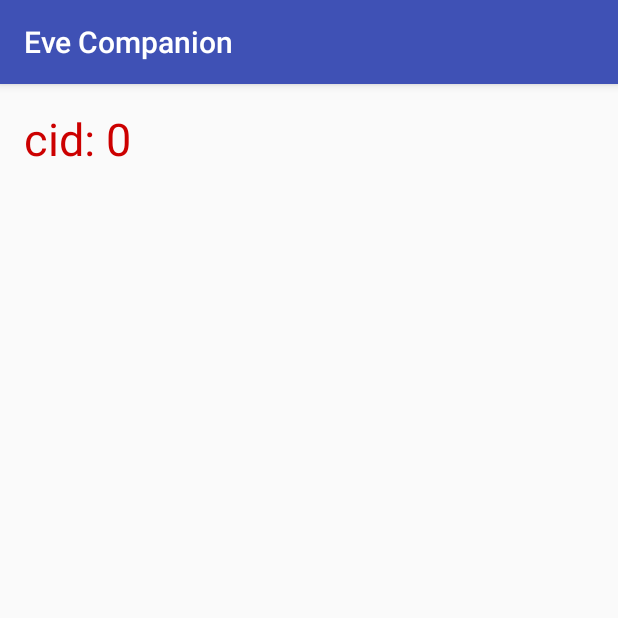
After one commit to jbs1/Eve-Companion, an Android app: the CharView screen opened directly, with no data from a screen before it, on a phone screen of 412 x 824 dp, the top half of it. The commit adds this screen. Run offline under Robolectric (Android 15) with nearby library versions, the phone set to English and light mode, and no system bars.

Commit message:
added charview

```diff
--- a/app/src/main/AndroidManifest.xml
+++ b/app/src/main/AndroidManifest.xml
@@ -1,15 +1,16 @@
 <?xml version="1.0" encoding="utf-8"?>
 <manifest xmlns:android="http://schemas.android.com/apk/res/android"
     package="com.jbs.evecompanion">
-    <uses-permission android:name="android.permission.INTERNET"/>
+
+    <uses-permission android:name="android.permission.INTERNET" />
 
     <application
         android:allowBackup="true"
+        android:fullBackupContent="true"
         android:icon="@mipmap/ic_launcher"
         android:label="@string/app_name"
         android:supportsRtl="true"
-        android:theme="@style/AppTheme"
-        android:fullBackupContent="true">
+        android:theme="@style/AppTheme">
         <activity android:name=".MainActivity">
             <intent-filter>
                 <action android:name="android.intent.action.MAIN" />
@@ -20,13 +21,16 @@
         <activity android:name=".OAuthCallback">
             <intent-filter>
                 <action android:name="android.intent.action.VIEW" />
+
                 <category android:name="android.intent.category.DEFAULT" />
                 <category android:name="android.intent.category.BROWSABLE" />
+
                 <data
                     android:host="callback"
                     android:scheme="x-eve-oauth" />
             </intent-filter>
         </activity>
+        <activity android:name=".CharView"></activity>
     </application>
 
 </manifest>
--- /dev/null
+++ b/app/src/main/java/com/jbs/evecompanion/CharView.java
@@ -0,0 +1,24 @@
+package com.jbs.evecompanion;
+
+import android.content.Intent;
+import android.support.v7.app.AppCompatActivity;
+import android.os.Bundle;
+import android.widget.TextView;
+
+import java.util.Locale;
+
+public class CharView extends AppCompatActivity {
+
+    @Override
+    protected void onCreate(Bundle savedInstanceState) {
+        super.onCreate(savedInstanceState);
+        setContentView(R.layout.activity_char_view);
+
+        Intent intent = getIntent();
+
+        int char_id = intent.getIntExtra("char_id", 0);
+
+        TextView char_id_view = (TextView) findViewById(R.id.view_char_id);
+        char_id_view.setText(String.format(Locale.getDefault(),"cid: %1$d",char_id));
+    }
+}
--- a/app/src/main/java/com/jbs/evecompanion/MainActivity.java
+++ b/app/src/main/java/com/jbs/evecompanion/MainActivity.java
@@ -39,11 +39,26 @@ public class MainActivity extends AppCompatActivity {
         JSONArray chars=myDB.get_all_chars();
         TextView[] tv= new TextView[chars.length()];
 
+        View.OnClickListener char_listener= new View.OnClickListener() {
+            @Override
+            public void onClick(View v) {
+                Intent intent = new Intent(getBaseContext(), CharView.class);
+                intent.putExtra("char_id", (int) v.getTag());
+                //Log.i("eve_click_row",v.getTag().toString());
+
+                startActivity(intent);
+
+            }
+        };
+
+
         for (int i = 0; i < chars.length(); i++) {
             try {
                 tv[i] = new TextView(this);
                 JSONObject c = (JSONObject) chars.get(i);
                 tv[i].setText(c.getString("name")+"\n"+c.getString("id"));
+                tv[i].setTag(c.getInt("id"));
+                tv[i].setOnClickListener(char_listener);
                 ll.addView(tv[i]);
             } catch (JSONException e) {
                 e.printStackTrace();
--- /dev/null
+++ b/app/src/main/res/layout/activity_char_view.xml
@@ -0,0 +1,21 @@
+<?xml version="1.0" encoding="utf-8"?>
+<LinearLayout xmlns:android="http://schemas.android.com/apk/res/android"
+    xmlns:tools="http://schemas.android.com/tools"
+    android:id="@+id/activity_char_view"
+    android:layout_width="match_parent"
+    android:layout_height="match_parent"
+    android:paddingBottom="@dimen/activity_vertical_margin"
+    android:paddingLeft="@dimen/activity_horizontal_margin"
+    android:paddingRight="@dimen/activity_horizontal_margin"
+    android:paddingTop="@dimen/activity_vertical_margin"
+    tools:context="com.jbs.evecompanion.CharView"
+    android:orientation="horizontal">
+
+    <TextView
+        android:layout_width="match_parent"
+        android:layout_height="wrap_content"
+        android:id="@+id/view_char_id"
+        android:layout_weight="1"
+        android:textSize="30sp"
+        android:textColor="@android:color/holo_red_dark" />
+</LinearLayout>
```
